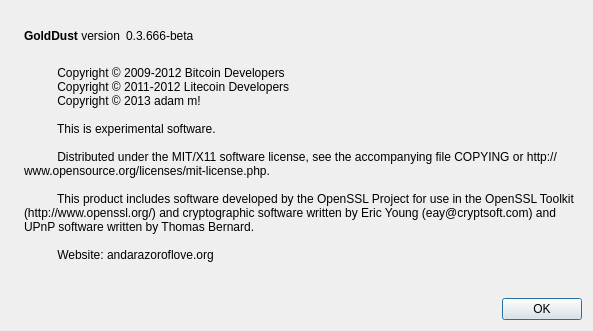
Above: src/qt/forms/aboutdialog.ui from sdmathis/template before the change. Below: the same form after it.
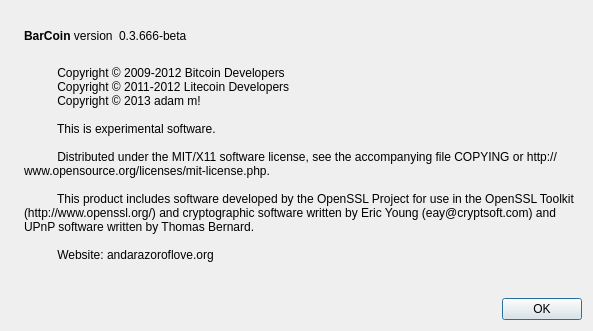
That is the form after the change. Icons and pictures are not drawn.

Diff of the .ui file:
```diff
--- a/src/qt/forms/aboutdialog.ui
+++ b/src/qt/forms/aboutdialog.ui
@@ -50,7 +50,7 @@
           <cursorShape>IBeamCursor</cursorShape>
          </property>
          <property name="text">
-          <string>&lt;b&gt;GoldDust&lt;/b&gt; version</string>
+          <string>&lt;b&gt;BarCoin&lt;/b&gt; version</string>
          </property>
          <property name="textInteractionFlags">
           <set>Qt::LinksAccessibleByMouse|Qt::TextSelectableByKeyboard|Qt::TextSelectableByMouse</set>
```
Left out of the diff: 2 changed lines with no effect on the pictures.
